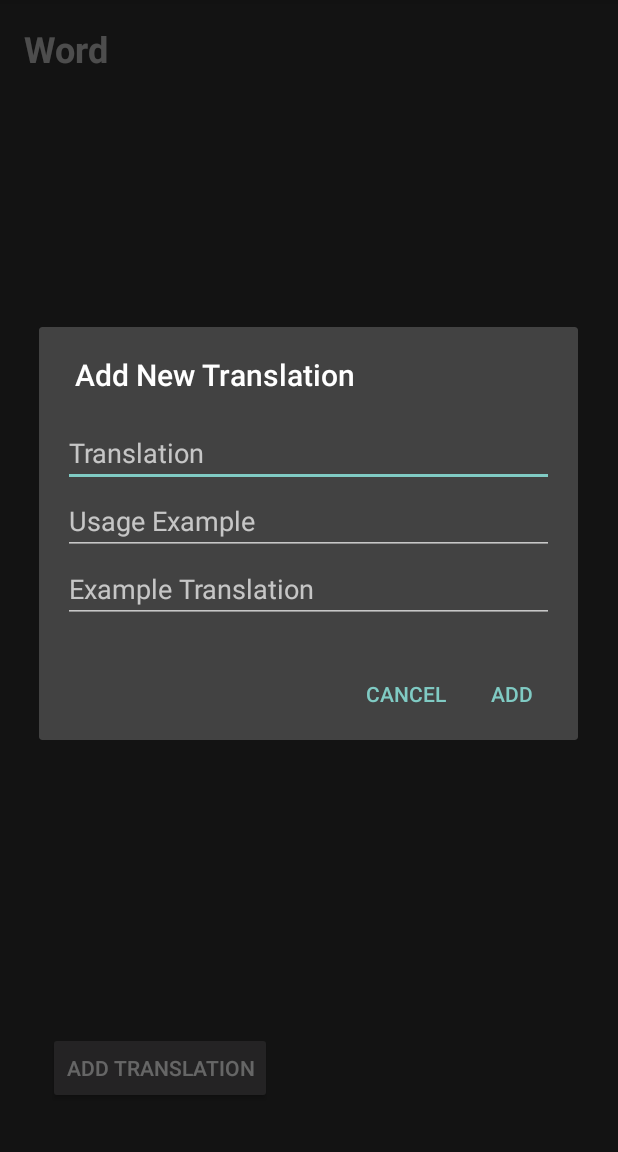
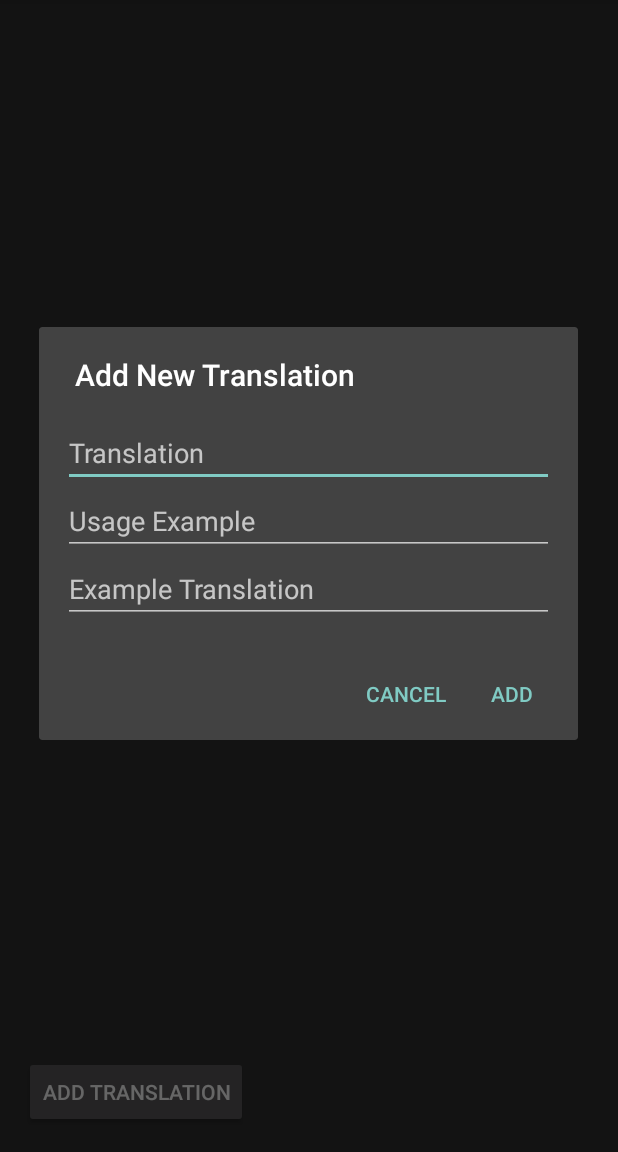
Before and after one commit to RinaSempai/english_cards, an Android app: the WordDetailActivity screen opened directly, with no data from a screen before it, after a tap on "ADD TRANSLATION", on a phone screen of 412 x 824 dp, the part 84-1236 px from its top. Run offline under Robolectric (Android 15) with nearby library versions, the phone set to English and light mode, and no system bars; network calls fail; 1 statement that could not run was skipped.

Commit message:
add new word is available

```diff
--- /dev/null
+++ b/app/src/main/res/drawable/border_bottom.xml
@@ -0,0 +1,6 @@
+<?xml version="1.0" encoding="utf-8"?>
+<shape xmlns:android="http://schemas.android.com/apk/res/android">
+    <stroke
+        android:color="#d3d3d3"
+    android:width="0.2px" />
+</shape>
--- a/app/src/main/res/layout/activity_word_detail.xml
+++ b/app/src/main/res/layout/activity_word_detail.xml
@@ -1,34 +1,43 @@
 <?xml version="1.0" encoding="utf-8"?>
 <RelativeLayout xmlns:android="http://schemas.android.com/apk/res/android"
     android:layout_width="match_parent"
-    android:layout_height="match_parent"
-    android:padding="16dp">
+    android:layout_height="match_parent">
 
+    <!-- Скролируемый контейнер -->
+    <ScrollView
+        android:id="@+id/scrollViewTranslations"
+        android:layout_width="match_parent"
+        android:layout_height="wrap_content"
+        android:layout_above="@+id/buttonAddTranslation"
+        android:layout_below="@+id/textViewWord"
+        android:fillViewport="true">
+
+        <LinearLayout
+            android:id="@+id/linearLayoutTranslations"
+            android:layout_width="match_parent"
+            android:layout_height="wrap_content"
+            android:orientation="vertical" />
+
+    </ScrollView>
+
+    <!-- Заголовок слова -->
     <TextView
         android:id="@+id/textViewWord"
         android:layout_width="wrap_content"
         android:layout_height="wrap_content"
+        android:layout_alignParentTop="true"
+        android:layout_centerHorizontal="true"
         android:textSize="24sp"
-        android:textStyle="bold"
-        android:text="Word"/>
+        android:textStyle="bold" />
 
-    <LinearLayout
-        android:id="@+id/linearLayoutTranslations"
-        android:layout_width="match_parent"
-        android:layout_height="wrap_content"
-        android:layout_below="@id/textViewWord"
-        android:layout_marginTop="16dp"
-        android:orientation="vertical">
-
-        <!-- Placeholder for translations -->
-    </LinearLayout>
-
+    <!-- Кнопка добавления перевода -->
     <Button
         android:id="@+id/buttonAddTranslation"
         android:layout_width="wrap_content"
         android:layout_height="wrap_content"
-        android:text="Add Translation"
         android:layout_alignParentBottom="true"
-        android:layout_alignParentStart="true"
-        android:layout_margin="16dp"/>
+        android:layout_alignParentLeft="true"
+        android:layout_margin="16dp"
+        android:text="Add Translation" />
+
 </RelativeLayout>
```
Also changed, not shown: app/src/main/java/com/example/englishcards/DatabaseHelper.java (+18 -0 lines), app/src/main/java/com/example/englishcards/MainActivity.java (+61 -1 lines), app/src/main/res/layout/activity_main.xml (+11 -2 lines), app/src/main/res/layout/dialog_add_word.xml (added, +30 -0 lines), app/src/main/res/layout/item_translation.xml (+14 -11 lines).
